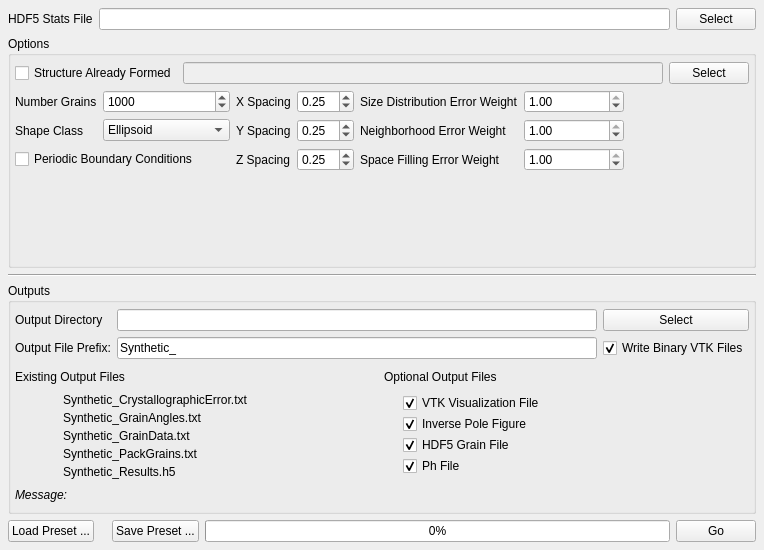
The window that Source/UIPlugins/GrainGenerator/GrainGeneratorWidget.ui (BlueQuartzSoftware/DREAM3D) describes before a commit, drawn with Qt 5.
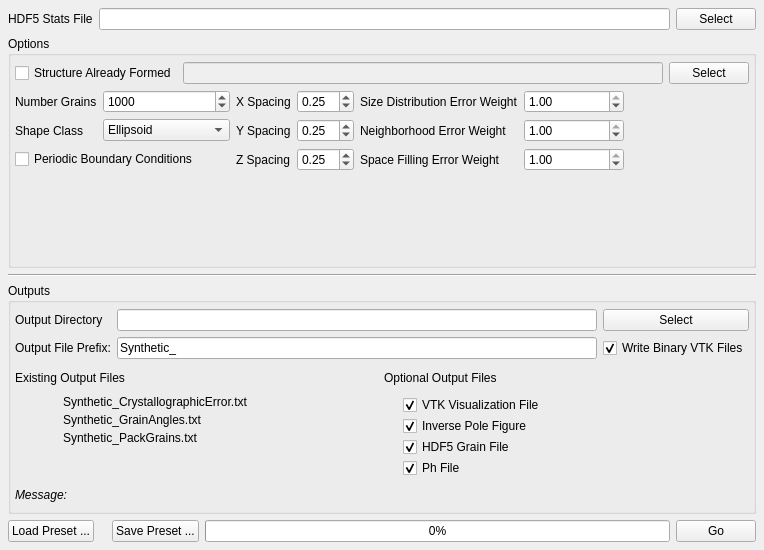
The same window after the commit. Icons and pictures are not drawn. Custom widgets are drawn as their Qt base class.

Commit message: cleaning up reconstruction and grain generator modules now that stats are not calculated within them.  also fixing a calculation error in the hexagonal ipf coloring function.

Patch:
```diff
--- a/Source/UIPlugins/GrainGenerator/GrainGeneratorWidget.ui
+++ b/Source/UIPlugins/GrainGenerator/GrainGeneratorWidget.ui
@@ -429,7 +429,7 @@
            </widget>
           </item>
           <item row="2" column="0">
-           <widget class="QLabel" name="m_GrainDataFileIcon">
+           <widget class="QLabel" name="m_PackGrainsFileIcon">
             <property name="text">
              <string/>
             </property>
@@ -439,42 +439,6 @@
            </widget>
           </item>
           <item row="2" column="1">
-           <widget class="QLabel" name="m_GrainDataFile">
-            <property name="minimumSize">
-             <size>
-              <width>300</width>
-              <height>0</height>
-             </size>
-            </property>
-            <property name="text">
-             <string>Synthetic_GrainData.txt</string>
-            </property>
-           </widget>
-          </item>
-          <item row="4" column="0">
-           <widget class="QLabel" name="m_H5StatisticsFileIcon">
-            <property name="text">
-             <string/>
-            </property>
-            <property name="pixmap">
-             <pixmap resource="../../../../Resources/icons/images/Icons.qrc">:/Delete-16x16.png</pixmap>
-            </property>
-           </widget>
-          </item>
-          <item row="4" column="1">
-           <widget class="QLabel" name="m_H5StatisticsFile">
-            <property name="minimumSize">
-             <size>
-              <width>300</width>
-              <height>0</height>
-             </size>
-            </property>
-            <property name="text">
-             <string>Synthetic_Results.h5</string>
-            </property>
-           </widget>
-          </item>
-          <item row="3" column="1">
            <widget class="QLabel" name="m_PackGrainsFile">
             <property name="minimumSize">
              <size>
@@ -487,16 +451,6 @@
             </property>
            </widget>
           </item>
-          <item row="3" column="0">
-           <widget class="QLabel" name="m_PackGrainsFileIcon">
-            <property name="text">
-             <string/>
-            </property>
-            <property name="pixmap">
-             <pixmap resource="../../../../Resources/icons/images/Icons.qrc">:/Delete-16x16.png</pixmap>
-            </property>
-           </widget>
-          </item>
          </layout>
         </item>
         <item row="2" column="1" colspan="2">
```
Left out of the diff: 15 changed lines with no effect on the pictures. The commit also changes 9 other files.
